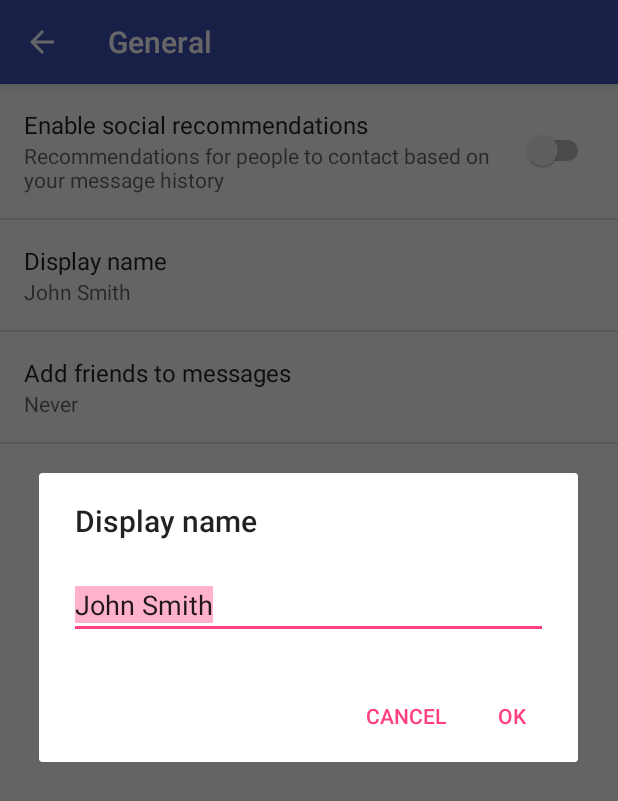
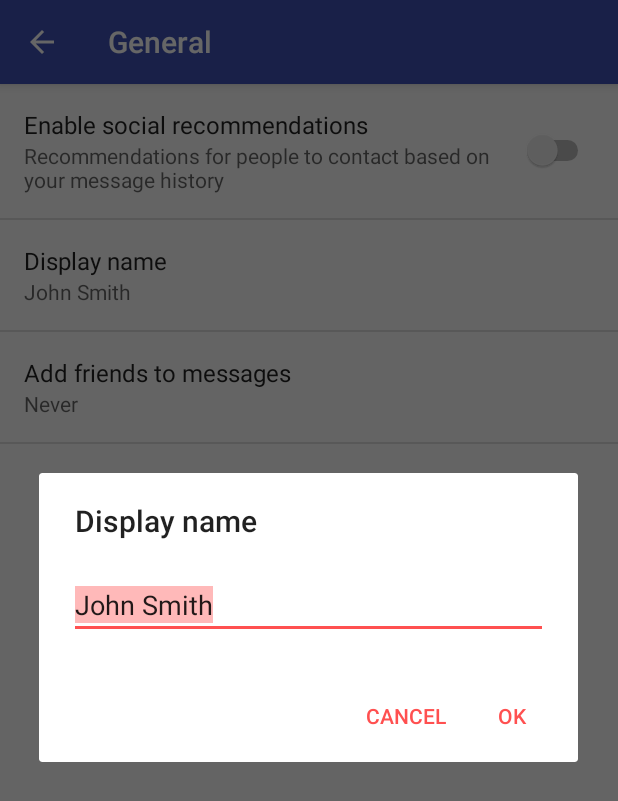
Before and after one commit to tue65786/MedLog, an Android app: the SettingsActivity screen opened directly, with no data from a screen before it, after a tap on "Display name", on a phone screen of 412 x 824 dp. Shown: the top 801 px of the screen. Run offline under Robolectric (Android 15) with nearby library versions, the phone set to English and light mode, and no system bars; 2 other taps on this screen came first.

Commit message:
Mobile: Added icon + update theme

```diff
--- a/trunk/app/app/src/main/AndroidManifest.xml
+++ b/trunk/app/app/src/main/AndroidManifest.xml
@@ -14,7 +14,7 @@
 
     <application
         android:allowBackup="true"
-        android:icon="@mipmap/ic_launcher"
+        android:icon="@mipmap/ml"
         android:label="@string/app_name"
         android:supportsRtl="true"
         android:theme="@style/AppTheme">
--- a/trunk/app/app/src/main/res/values/colors.xml
+++ b/trunk/app/app/src/main/res/values/colors.xml
@@ -1,6 +1,6 @@
 <?xml version="1.0" encoding="utf-8"?>
 <resources>
     <color name="colorPrimary">#3F51B5</color>
-    <color name="colorPrimaryDark">#303F9F</color>
-    <color name="colorAccent">#FF4081</color>
+    <color name="colorPrimaryDark">#3366CC</color>
+    <color name="colorAccent">#FF5050</color>
 </resources>
--- a/trunk/app/app/src/main/res/values/styles.xml
+++ b/trunk/app/app/src/main/res/values/styles.xml
@@ -1,5 +1,4 @@
 <resources>
-
     <!-- Base application theme. -->
     <style name="AppTheme" parent="Theme.AppCompat.Light.DarkActionBar">
         <!-- Customize your theme here. -->
@@ -7,5 +6,4 @@
         <item name="colorPrimaryDark">@color/colorPrimaryDark</item>
         <item name="colorAccent">@color/colorAccent</item>
     </style>
-
 </resources>
```
Also changed, not shown: trunk/app/app/src/main/res/mipmap-hdpi/ml.png (added), trunk/app/app/src/main/res/mipmap-mdpi/ml.png (added), trunk/app/app/src/main/res/mipmap-xhdpi/ml.png (added), trunk/app/app/src/main/res/mipmap-xxhdpi/ml.png (added), trunk/app/app/src/main/res/mipmap-xxxhdpi/ml.png (added).
